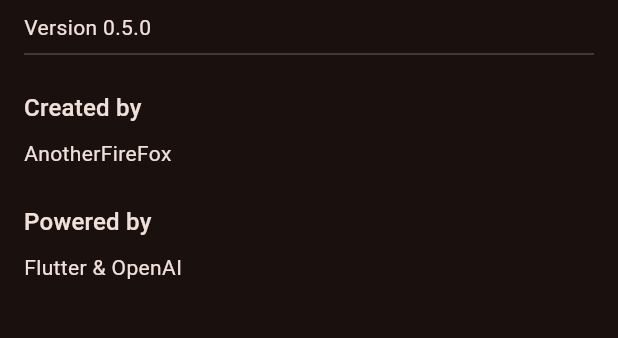
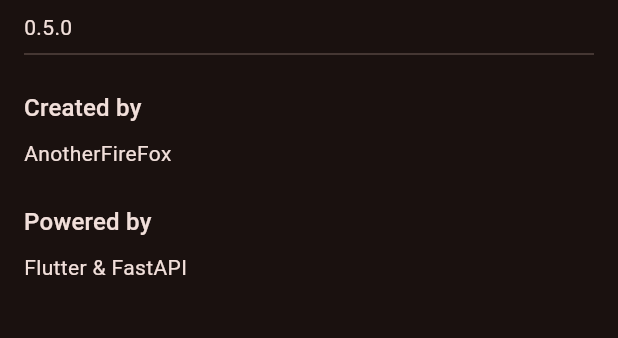
Before and after one commit to FennexFox/description_detailer, a Flutter app: the screen it shows after launch, item 2 of the bottom bar chosen, after a tap on the "info outline" icon, on a phone screen of 412 x 824 dp, the part 162-500 px from its top. Run offline on Flutter 3.47's test engine with Material 3 defaults, Android fonts, the phone set to English and light mode, and no system bars.

Commit message:
UI 개선: 상수 파일 추가 및 UI 요소에 상수 적용

````diff
--- /dev/null
+++ b/lib/constants/app_constants.dart
@@ -0,0 +1,29 @@
+import 'package:flutter/material.dart';
+
+class AppConstants {
+  // App Information
+  static const String appName = 'Description Detailer';
+  static const String appVersion = '0.5.0';
+  static const String createdBy = 'AnotherFireFox';
+  static const String poweredBy = 'Flutter & FastAPI';
+
+  // Navigation
+  static const int defaultPageIndex = 1;
+  static const Duration pageTransitionDuration = Duration(milliseconds: 300);
+  static const Duration snackBarDuration = Duration(seconds: 3);
+
+  // Theme
+  static const Color seedColor = Colors.deepOrange;
+
+  // Labels
+  static const String inspectLabel = 'inspect';
+  static const String writeLabel = 'write';
+  static const String responseLabel = 'detailed';
+  static const String aboutLabel = 'About';
+
+  // Messages
+  static const String noDataMessage = 'No data available.\nPlease submit a request first.';
+  static const String emptyFieldsMessage = 'Please fill in all fields.';
+  static const String timeoutMessage = 'Server Timeout. Please try again.';
+  static const String successMessage = 'Successfully sent request';
+}
--- a/lib/main.dart
+++ b/lib/main.dart
@@ -9,6 +9,7 @@
 import 'widgets/inspector_page.dart';
 import 'widgets/response_page.dart';
 import 'widgets/credit_page.dart';
+import 'constants/app_constants.dart';
 
 void main() {
   runApp(const MyApp());
@@ -20,15 +21,15 @@
   @override
   Widget build(BuildContext context) {
     return MaterialApp(
-      title: 'Detailer',
+      title: AppConstants.appName,
       theme: ThemeData(
         colorScheme: ColorScheme.fromSeed(
-          seedColor: Colors.deepOrange,
+          seedColor: AppConstants.seedColor,
           brightness: Brightness.dark,
         ),
         useMaterial3: true,
       ),
-      home: const DetailerHome(title: 'Description Detailer'),
+      home: const DetailerHome(title: AppConstants.appName),
     );
   }
 }
@@ -43,11 +44,11 @@
 
 class DetailerHomeState extends State<DetailerHome> {
   late final PageController _pageController;
-  int _selectedIndex = 1;
-
   final titleTextController = TextEditingController();
   final bodyTextController = TextEditingController();
+
   JsonResponse? _jsonResponse;
+  int _selectedIndex = AppConstants.defaultPageIndex;
   bool _isLoading = false;
 
   @override
@@ -69,7 +70,7 @@
     setState(() => _selectedIndex = index);
     _pageController.animateToPage(
       index,
-      duration: const Duration(milliseconds: 300),
+      duration: AppConstants.pageTransitionDuration,
       curve: Curves.easeInOut,
     );
   }
@@ -94,7 +95,7 @@
 
   Future<void> onPressPost() async {
     if (titleTextController.text.isEmpty || bodyTextController.text.isEmpty) {
-      _showErrorSnackBar('Please fill in all fields');
+      _showErrorSnackBar(AppConstants.emptyFieldsMessage);
       return;
     }
 
@@ -118,7 +119,7 @@
     } catch (e) {
       setState(() => _isLoading = false);
       _showErrorSnackBar(e is TimeoutException
-        ? 'Server Timeout. Please try again.'
+        ? AppConstants.timeoutMessage
         : 'Error: ${e.toString()}');
     }
   }
@@ -127,15 +128,17 @@
     ScaffoldMessenger.of(context).showSnackBar(
       SnackBar(
         content: Text(message),
-        backgroundColor: Colors.white,
-        duration: const Duration(seconds: 3),
+        duration: AppConstants.snackBarDuration,
       ),
     );
   }
 
   void _showSuccessSnackBar() {
     ScaffoldMessenger.of(context).showSnackBar(
-      const SnackBar(content: Text('Successfully sent request')),
+      SnackBar(
+        content: Text(AppConstants.successMessage),
+        duration: AppConstants.snackBarDuration,
+      ),
     );
   }
 
@@ -170,7 +173,7 @@
                   bodyTextController: bodyTextController,
                 ),
                 Padding(
-                  padding: const EdgeInsets.symmetric(horizontal: 8.0),
+                  padding: const EdgeInsets.symmetric(horizontal: 16.0),
                   child: SizedBox(
                     width: double.infinity,
                     child: ElevatedButton(
@@ -183,17 +186,20 @@
                           RoundedRectangleBorder(borderRadius: BorderRadius.circular(8.0))
                         ),
                       ),
-                      child: const Text("Submit"),
+                      child: const Text("Send Draft"),
                       ),
                   ),
                 ),
                 const Padding(
-                  padding: EdgeInsets.symmetric(horizontal: 8.0),
+                  padding: EdgeInsets.symmetric(horizontal: 16.0),
                   child: Divider(),
                 ),
-                DetailerPreviewGrid(
-                  jsonResponse: _jsonResponse,
-                  isLoading: _isLoading,
+                Padding(
+                  padding: const EdgeInsets.symmetric(horizontal: 8.0),
+                    child: DetailerPreviewGrid(
+                    jsonResponse: _jsonResponse,
+                    isLoading: _isLoading,
+                    ),
                 ),
               ],
             ),
@@ -205,26 +211,27 @@
         type: BottomNavigationBarType.fixed,
         backgroundColor: Theme.of(context).colorScheme.onPrimary,
         selectedIconTheme: IconThemeData(color: Theme.of(context).colorScheme.primary),
+        selectedItemColor: Theme.of(context).colorScheme.primary,
+        selectedLabelStyle: TextStyle(fontWeight: FontWeight.bold),
         useLegacyColorScheme: false,
-        items: const [
+        items: [
           BottomNavigationBarItem(
             icon: Icon(Icons.search),
-            label: 'inspect',
-            backgroundColor: Colors.deepOrange,
+            label: AppConstants.inspectLabel,
+            backgroundColor: Theme.of(context).colorScheme.onPrimary,
           ),
           BottomNavigationBarItem(
             icon: Icon(Icons.edit_document),
-            label: 'write',
-            backgroundColor: Colors.deepOrange,
+            label: AppConstants.writeLabel,
+            backgroundColor: Theme.of(context).colorScheme.onPrimary,
           ),
           BottomNavigationBarItem(
             icon: Icon(Icons.question_answer),
-            label: 'response',
-            backgroundColor: Colors.deepOrange,
+            label: AppConstants.responseLabel,
+            backgroundColor: Theme.of(context).colorScheme.onPrimary,
           ),
         ],
         currentIndex: _selectedIndex,
-        selectedItemColor: Colors.deepOrange[300],
         onTap: _onItemTapped,
       ),
     );
--- a/lib/services/detailer_service.dart
+++ b/lib/services/detailer_service.dart
@@ -1,6 +1,7 @@
 import 'dart:async';
 import 'dart:convert';
 
+import 'package:flutter/material.dart';
 import 'package:http/http.dart' as http;
 
 import '../json/definitions.dart';
@@ -28,7 +29,9 @@
           .replaceAll("```", "")
           .replaceAll("json", "");
 
+      // debugPrint(jsonDecode(cleanResponse));
       final jsonMap = jsonDecode(jsonDecode(cleanResponse));
+      debugPrint(jsonMap.toString());
       return JsonResponse.fromJson(jsonMap);
     }
     throw Exception('Failed to send request: ${response.statusCode}');
--- a/lib/services/network_service.dart
+++ b/lib/services/network_service.dart
@@ -1,7 +1,7 @@
 import 'dart:io';
 
 class NetworkService {
-  static const baseUrl = 'http://127.0.0.1:5000';
+  static const baseUrl = 'https://e569-112-187-131-140.ngrok-free.app';
   static const timeout = Duration(seconds: 30);
 
   static String getAdjustedUrl(String inputUrl) {
--- a/lib/widgets/credit_page.dart
+++ b/lib/widgets/credit_page.dart
@@ -1,4 +1,5 @@
 import 'package:flutter/material.dart';
+import '../constants/app_constants.dart';
 
 class CreditPage extends StatelessWidget {
   const CreditPage({super.key});
@@ -8,7 +9,7 @@
     return Scaffold(
       appBar: AppBar(
         backgroundColor: Theme.of(context).colorScheme.inversePrimary,
-        title: const Text('About'),
+        title: const Text(AppConstants.aboutLabel),
       ),
       body: Padding(
         padding: const EdgeInsets.all(16.0),
@@ -16,11 +17,11 @@
           crossAxisAlignment: CrossAxisAlignment.start,
           children: [
             Text(
-              'Description Detailer',
+              AppConstants.appName,
               style: Theme.of(context).textTheme.headlineMedium,
             ),
             const SizedBox(height: 8),
-            const Text('Version 0.5.0'),
+            const Text(AppConstants.appVersion),
             const Divider(),
             const SizedBox(height: 16),
             Text(
@@ -28,14 +29,14 @@
               style: Theme.of(context).textTheme.titleMedium,
             ),
             const SizedBox(height: 8),
-            const Text('AnotherFireFox'),
+            const Text(AppConstants.createdBy),
             const SizedBox(height: 24),
             Text(
               'Powered by',
               style: Theme.of(context).textTheme.titleMedium,
             ),
             const SizedBox(height: 8),
-            const Text('Flutter & OpenAI'),
+            const Text(AppConstants.poweredBy),
           ],
         ),
       ),
--- a/lib/widgets/detailer_preview.dart
+++ b/lib/widgets/detailer_preview.dart
@@ -28,7 +28,7 @@
           onPressed: null,
           style: ElevatedButton.styleFrom(
             shape: RoundedRectangleBorder(
-              borderRadius: BorderRadius.circular(12.0),
+              borderRadius: BorderRadius.circular(8.0),
             ),
             padding: const EdgeInsets.all(12.0),
           ),
--- a/lib/widgets/inspector_page.dart
+++ b/lib/widgets/inspector_page.dart
@@ -1,5 +1,6 @@
 import 'package:flutter/material.dart';
 import '../json/definitions.dart';
+import '../constants/app_constants.dart';
 
 class InspectorPage extends StatelessWidget {
   final JsonResponse? jsonResponse;
@@ -19,8 +20,8 @@
     if (jsonResponse == null) {
       return const Center(
         child: Padding(
-          padding: EdgeInsets.all(8.0),
-          child: Text('No data available. Please submit a request first.'),
+          padding: EdgeInsets.all(16.0),
+          child: Text(AppConstants.noDataMessage),
         ),
       );
     }
--- a/lib/widgets/response_page.dart
+++ b/lib/widgets/response_page.dart
@@ -1,5 +1,6 @@
 import 'package:flutter/material.dart';
 import '../json/definitions.dart';
+import '../constants/app_constants.dart';
 
 class ResponsePage extends StatelessWidget {
   final JsonResponse? jsonResponse;
@@ -9,8 +10,11 @@
   @override
   Widget build(BuildContext context) {
     if (jsonResponse == null) {
-      return const Center(
-        child: Text('No data available. Please submit a request first.'),
+      return Padding(
+        padding: const EdgeInsets.all(16.0),
+        child: Center(
+          child: Text(AppConstants.noDataMessage),
+        ),
       );
     }
 
@@ -24,7 +28,7 @@
             crossAxisAlignment: CrossAxisAlignment.start,
             children: [
               Text(
-                'Detailed Response',
+                'Reconstructed Writing',
                 style: Theme.of(context).textTheme.headlineSmall,
               ),
               const Divider(),
````
